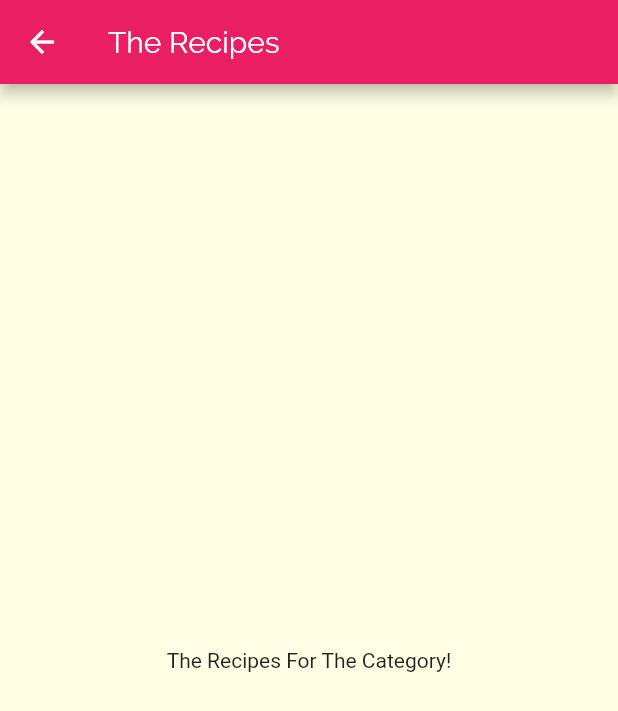
After one commit to br4dd/meals_app, a Flutter app: the screen it shows after launch, after a tap on "Italian", on a phone screen of 412 x 824 dp. The commit adds this screen. Shown: the top 711 px of the screen. Run offline on Flutter 3.47's test engine with Material 2 defaults, Android fonts, the phone set to English and light mode, and no system bars.

Commit message:
adding navigation

```diff
--- a/lib/categories_screen.dart
+++ b/lib/categories_screen.dart
@@ -19,7 +19,7 @@ class CategoriesScreen extends StatelessWidget {
           crossAxisSpacing: 20,
           mainAxisSpacing: 20,
         ),
-
+        // DUMMY_CATEGORIES().map().toList()
         children: DUMMY_CATEGORIES
             .map((categoryData) => CategoryItem(
                   // temporary variable to pass it on CategoryItem class
--- a/lib/category_item.dart
+++ b/lib/category_item.dart
@@ -1,4 +1,5 @@
 import 'package:flutter/material.dart';
+import './category_meals_screen.dart';
 
 class CategoryItem extends StatelessWidget {
   final String title;
@@ -6,9 +7,28 @@ class CategoryItem extends StatelessWidget {
 
   CategoryItem(this.title, this.color);
 
+  // to navigate certain item
+  void selectCategory(BuildContext ctx) {
+    Navigator.of(ctx).push(
+      MaterialPageRoute(
+        builder: (_) {
+          // new screen
+          return CategoryMealsScreen();
+        },
+      ),
+    );
+  }
+
   @override
   Widget build(BuildContext context) {
-    return Container(
+    BorderRadius theBorder = BorderRadius.circular(15);
+
+    // add inkwell to make a tappable container
+    return InkWell(
+      onTap: () => selectCategory(context),
+      splashColor: Theme.of(context).primaryColor,
+      borderRadius: theBorder,
+      child: Container(
         padding: const EdgeInsets.all(15),
         child: Text(
           title,
@@ -23,7 +43,8 @@ class CategoryItem extends StatelessWidget {
             begin: Alignment.topLeft,
             end: Alignment.bottomRight,
           ),
-        borderRadius: BorderRadius.circular(15),
+          borderRadius: theBorder,
+        ),
       ),
     );
   }
--- /dev/null
+++ b/lib/category_meals_screen.dart
@@ -0,0 +1,15 @@
+import 'package:flutter/material.dart';
+
+class CategoryMealsScreen extends StatelessWidget {
+  @override
+  Widget build(BuildContext context) {
+    return Scaffold(
+      appBar: AppBar(
+        title: Text('The Recipes'),
+      ),
+      body: Center(
+        child: Text('The Recipes For The Category!'),
+      ),
+    );
+  }
+}
```
Lines whose indentation alone changed are shown as unchanged.
